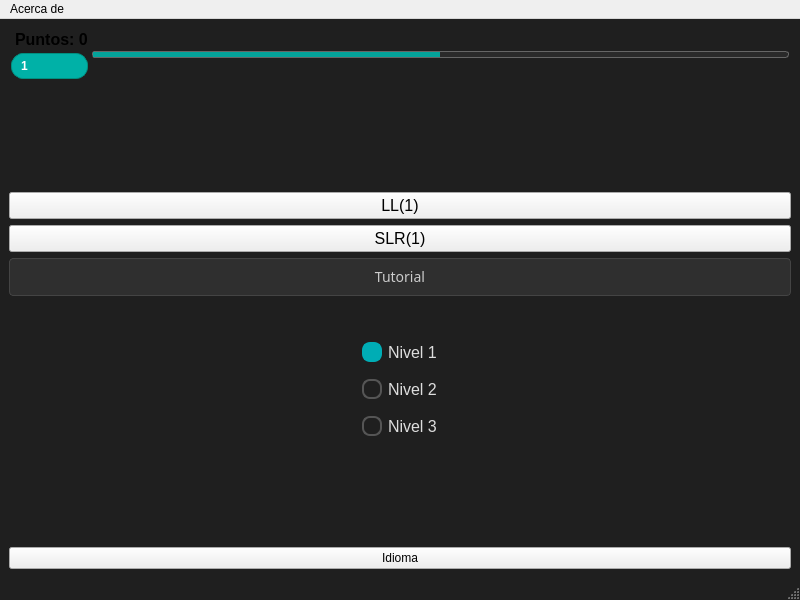
Before: the Qt Designer form mainwindow.ui in jose-rZM/SyntaxTutor, drawn with Qt 5.
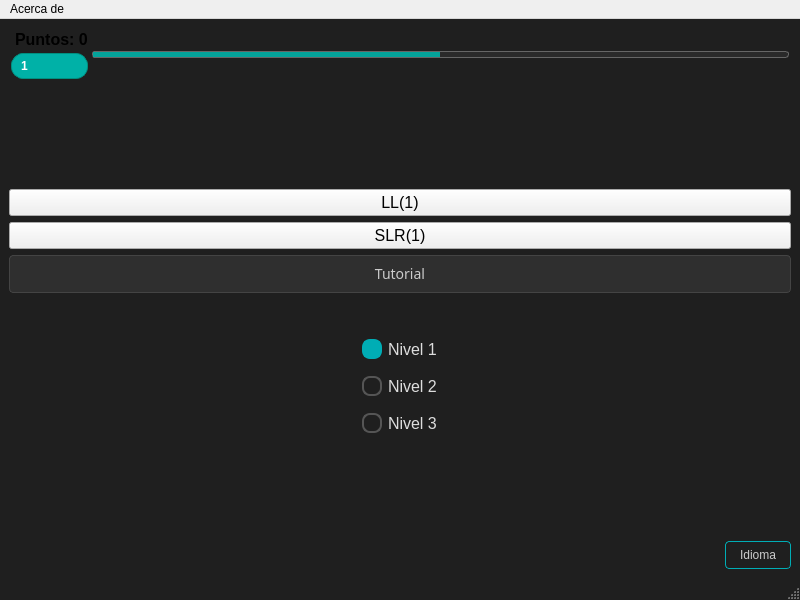
After: the same form once the commit is applied. Icons and pictures are not drawn.

Patch:
```diff
--- a/mainwindow.ui
+++ b/mainwindow.ui
@@ -448,6 +448,36 @@
     </item>
     <item>
      <widget class="QPushButton" name="idiom">
+      <property name="sizePolicy">
+       <sizepolicy hsizetype="Fixed" vsizetype="Fixed">
+        <horstretch>0</horstretch>
+        <verstretch>0</verstretch>
+       </sizepolicy>
+      </property>
+      <property name="cursor">
+       <cursorShape>PointingHandCursor</cursorShape>
+      </property>
+      <property name="layoutDirection">
+       <enum>Qt::LayoutDirection::RightToLeft</enum>
+      </property>
+      <property name="styleSheet">
+       <string notr="true">QPushButton {
+    background: transparent;
+    color: #CCCCCC;
+    border: 1px solid #00ADB5;
+    border-radius: 4px;
+    padding: 6px 14px;
+    font-family: 'Noto Sans';
+    font-size: 12px;
+}
+QPushButton:hover {
+    background-color: rgba(255, 255, 255, 0.05);
+    color: #FFFFFF;
+}
+QPushButton:pressed {
+    background-color: rgba(255, 255, 255, 0.10);
+}</string>
+      </property>
       <property name="text">
        <string>Idioma</string>
       </property>
```
